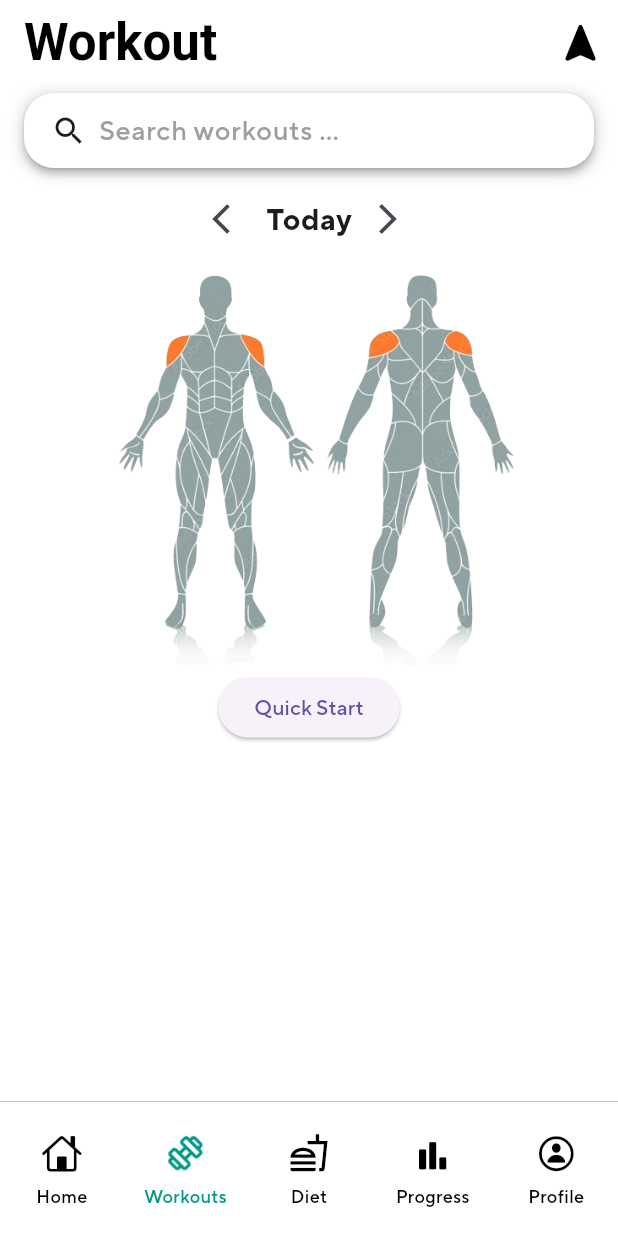
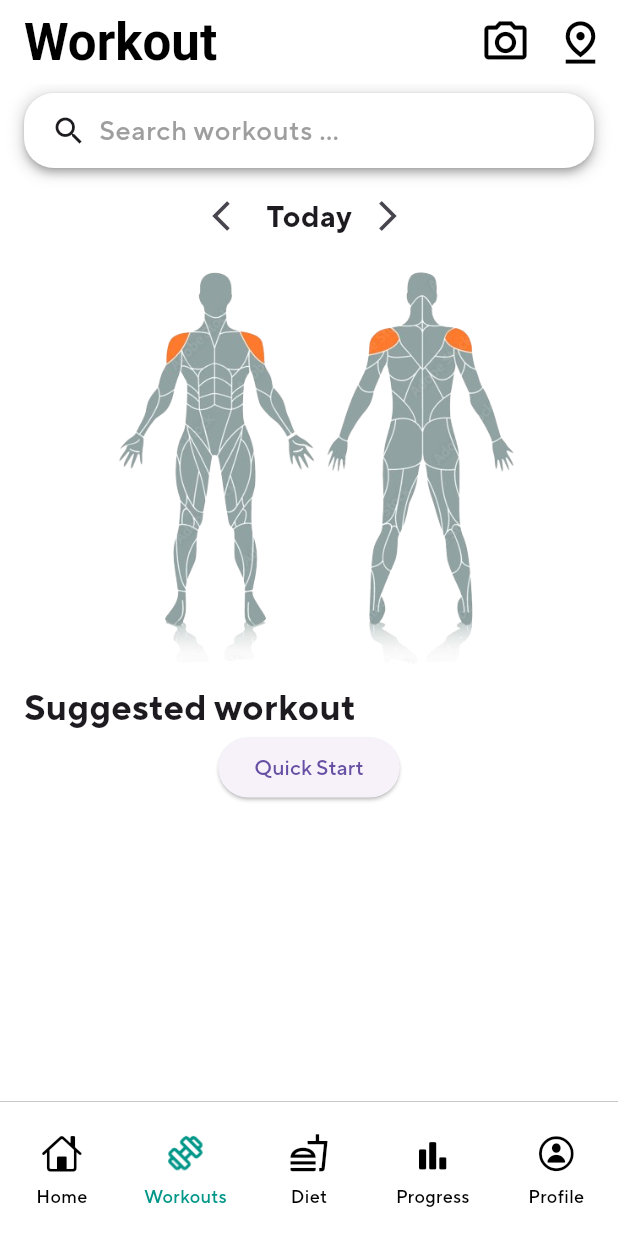
Before and after one commit to JerfDaRerf/HealthApp, a Flutter app: the screen it shows after launch, item 2 of the bottom bar chosen, on a phone screen of 412 x 824 dp. Run offline on Flutter 3.47's test engine with Material 3 defaults, Android fonts, the light colour scheme and no system bars.

Commit message:
Transfered themes, added suggested workout

```diff
--- a/fitnessapp/lib/main.dart
+++ b/fitnessapp/lib/main.dart
@@ -23,6 +23,7 @@ class FitnessApp extends StatelessWidget {
         useMaterial3: true,
         fontFamily: 'TTNormsPro',
         canvasColor: Colors.white,
+
         appBarTheme: const AppBarTheme(
           titleTextStyle: TextStyle(
             color: Colors.black,
@@ -34,6 +35,33 @@ class FitnessApp extends StatelessWidget {
             size: 34,
           ),
         ),
+
+        searchBarTheme: SearchBarThemeData(
+          elevation: const MaterialStatePropertyAll<double>(
+            2.0,
+          ),
+          shape: MaterialStatePropertyAll<OutlinedBorder>(
+            RoundedRectangleBorder(
+              borderRadius: BorderRadius.circular(20.0),
+            ),
+          ),
+          constraints: const BoxConstraints(
+            minHeight: 50.0,
+            maxHeight: 50.0,
+          ),
+          backgroundColor: const MaterialStatePropertyAll<Color>(
+            Colors.white,
+          ),
+          surfaceTintColor: const MaterialStatePropertyAll<Color>(
+            Colors.white,
+          ),
+          hintStyle: const MaterialStatePropertyAll<TextStyle>(
+            TextStyle(
+              color: Colors.grey,
+              fontSize: 18.0,
+            )
+          ),
+        ),
       ),
       // Set the content of the app to be the navigation wrapper
       home:  const NavigationWrapper(),
--- a/fitnessapp/lib/views/navigation_pages/workout_page.dart
+++ b/fitnessapp/lib/views/navigation_pages/workout_page.dart
@@ -38,7 +38,13 @@ class _WorkoutPage extends State<WorkoutPage>{
         title: const Text('Workout'),
         actions: <Widget>[
           IconButton(
-            icon: const Icon(Icons.navigation_rounded),
+            icon: const Icon(Icons.camera_alt_outlined),
+            onPressed: () {
+              // Navigate to the search page
+            },
+          ),
+          IconButton(
+            icon: const Icon(Icons.pin_drop_outlined),
             onPressed: () {
               // Navigate to the search page
             },
@@ -55,17 +61,38 @@ class _WorkoutPage extends State<WorkoutPage>{
           child: Column(
             children: <Widget>[
               Padding(
-                padding: const EdgeInsets.only(bottom: 10.0, top: 6.0),
+                padding: const EdgeInsets.only(bottom: 8.0, top: 6.0),
                 child: searchBar()
               ),
               dateSelector(),
               muscleDisplay(),
+              Padding(padding: const EdgeInsets.only(top: 8.0), child: workoutTitle()),
               startButtons(),
             ],
           )
         )
       ),
      );
+  }
+
+  Container workoutTitle() {
+    return Container(
+      alignment: Alignment.centerLeft,
+      child: Text(
+        getWorkoutTitleBasedOnDate(selectedDate),
+        style: const TextStyle(
+          fontSize: 24.0,
+          fontWeight: FontWeight.bold,
+        ),
+      ),
+    );
+  }
+
+  String getWorkoutTitleBasedOnDate(int date){
+    if(date < 0){
+      return "Workout history";
+    }
+    return "Suggested workout";
   }
 
   // This is used to display the search bar
@@ -91,33 +118,7 @@ class _WorkoutPage extends State<WorkoutPage>{
           return SearchBar(
             controller: controller,
 
-            elevation: const MaterialStatePropertyAll<double>(
-              2.0,
-            ),
-            shape: MaterialStatePropertyAll<OutlinedBorder>(
-              RoundedRectangleBorder(
-                borderRadius: BorderRadius.circular(20.0),
-              ),
-            ),
-
-            constraints: const BoxConstraints(
-              minHeight: 50.0,
-              maxHeight: 50.0,
-            ),
-            backgroundColor: const MaterialStatePropertyAll<Color>(
-              Colors.white,
-            ),
-            surfaceTintColor: const MaterialStatePropertyAll<Color>(
-              Colors.white,
-            ),
-
             hintText: 'Search workouts ... ',
-            hintStyle: const MaterialStatePropertyAll<TextStyle>(
-              TextStyle(
-                color: Colors.grey,
-                fontSize: 18.0,
-              )
-            ),
 
             leading: const Row(
               children: <Widget>[
```
